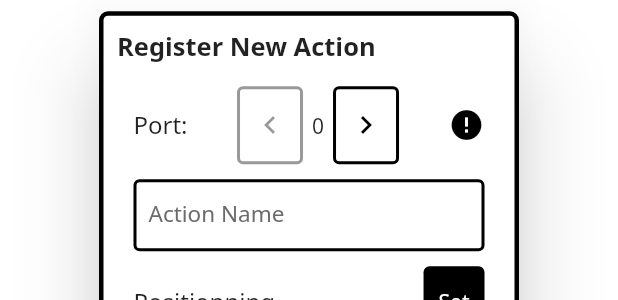
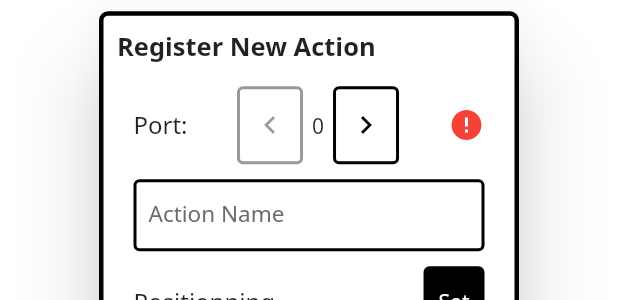
Before and after one commit to gruvw/helping-hand, a Flutter app: the NewRemoteActionDialog widget shown alone on an empty page, opened directly with empty values, on a phone screen of 412 x 824 dp. Shown: the part 255-555 px from the top of the screen. Run offline on Flutter 3.47's test engine with Material 3 defaults, Android fonts, the phone set to English and light mode, and no system bars; our stand-ins replace drift, drift_flutter, flutter_hooks, flutter_native_splash, gap, go_router and 1 more; accounts and stored records are empty; network calls fail; Roboto replaces fonts that are missing (Noto Sans).

Commit message:
feat: minor improvements

```diff
--- a/app/lib/static/styles.dart
+++ b/app/lib/static/styles.dart
@@ -36,13 +36,16 @@ abstract class Styles {
   static const iconError = Icons.error;
   static const iconOffline = Icons.cloud_off;
   static const iconFavorite = Icons.star_outline;
+  static const iconFolder = Icons.folder_open_outlined;
+  static const iconRemote = Icons.settings_remote_outlined;
+  static const iconButton = Icons.ads_click_outlined;
   static const iconLeft = Icons.keyboard_arrow_left;
   static const iconRight = Icons.keyboard_arrow_right;
   static const iconUp = Icons.keyboard_arrow_up;
   static const iconDoubleUp = Icons.keyboard_double_arrow_up;
   static const iconDown = Icons.keyboard_arrow_down;
   static const iconDoubleDown = Icons.keyboard_double_arrow_down;
-  static const iconLabel = Icons.label;
+  static const iconLabel = Icons.label_outline;
   static const iconNext = Icons.arrow_forward;
   static const iconPrevious = Icons.arrow_back;
 }
--- a/app/lib/view/page/overview/screens/remotes/new_remote_action_dialog.dart
+++ b/app/lib/view/page/overview/screens/remotes/new_remote_action_dialog.dart
@@ -204,8 +204,14 @@ class NewRemoteActionDialog extends HookConsumerWidget {
                     color: Styles.colorPrimary,
                   ),
                 ),
-                ActionState.success => Icon(Styles.iconSuccess),
-                ActionState.error => Icon(Styles.iconError),
+                ActionState.success => Icon(
+                  Styles.iconSuccess,
+                  color: Styles.colorSuccess,
+                ),
+                ActionState.error => Icon(
+                  Styles.iconError,
+                  color: Styles.colorDanger,
+                ),
               },
             ),
           ],
```
Also changed, not shown: 1 other file.
